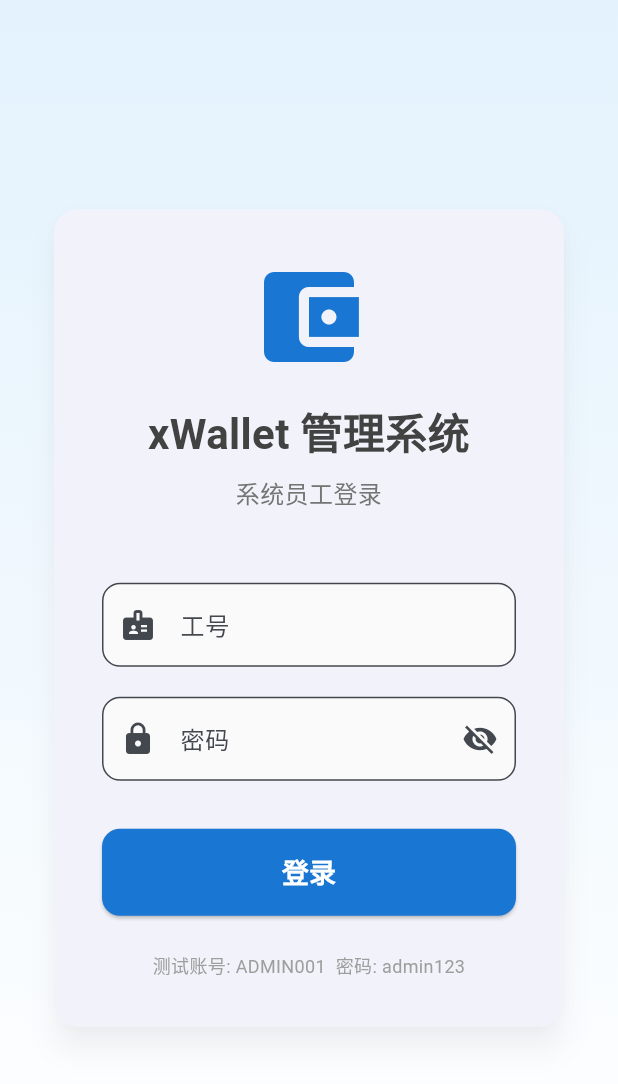
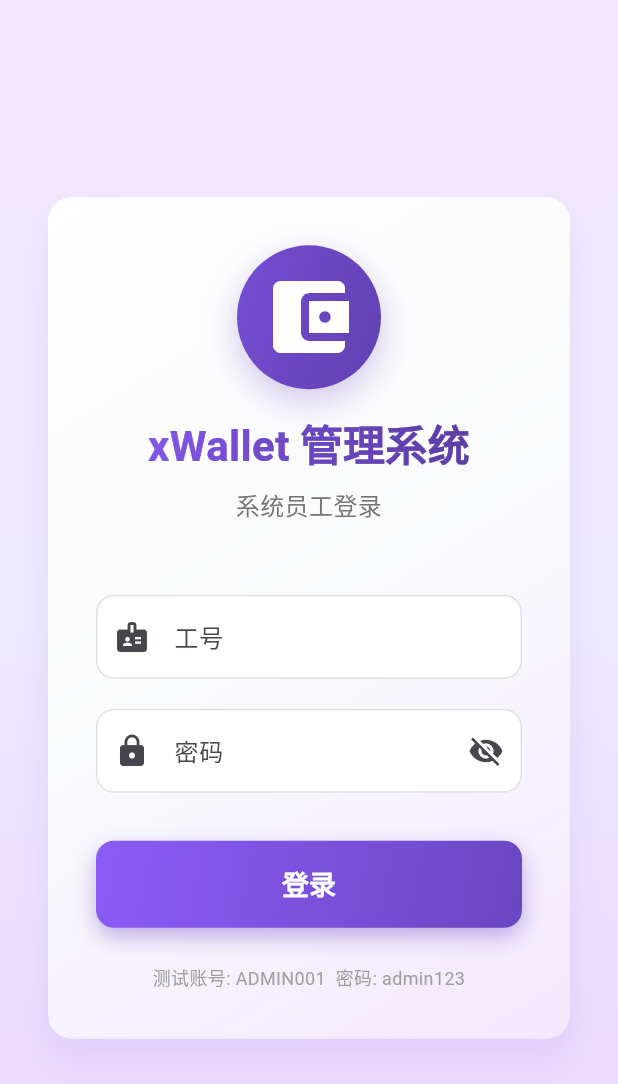
Before and after one commit to cqu903/xwallet, a Flutter app: the screen it shows after launch, on a phone screen of 412 x 824 dp. Shown: the top 1084 px of the screen. Run offline on Flutter 3.47's test engine with Material 3 defaults, Android fonts, the light colour scheme and no system bars; our stand-ins replace go_router, shared_preferences; accounts and stored records are empty.

Commit message:
feat: 将front项目风格设置为紫色渐变主题
- 创建专业的紫色渐变主题配置
- 更新登录页面使用紫色渐变背景和按钮
- 更新侧边栏使用紫色渐变背景
- 更新菜单项和UI组件使用紫色主题
- 更新仪表盘和用户管理页面使用紫色主题
- 整体风格大方专业，使用渐变色作为点缀

```diff
--- a/front/lib/layouts/main_layout.dart
+++ b/front/lib/layouts/main_layout.dart
@@ -1,6 +1,7 @@
 import 'package:flutter/material.dart';
 import 'package:provider/provider.dart';
 import '../providers/layout_provider.dart';
+import '../theme/app_theme.dart';
 import '../widgets/sidebar.dart';
 
 /// 主布局组件
@@ -41,7 +42,9 @@ class MainLayout extends StatelessWidget {
   /// 构建内容区域
   Widget _buildContentArea(BuildContext context, Widget child) {
     return Container(
-      color: Colors.grey.shade50,
+      decoration: const BoxDecoration(
+        gradient: AppTheme.lightGradient,
+      ),
       child: child,
     );
   }
--- a/front/lib/main.dart
+++ b/front/lib/main.dart
@@ -6,6 +6,7 @@ import 'providers/menu_provider.dart';
 import 'providers/user_provider.dart';
 import 'providers/role_provider.dart';
 import 'routes/app_router.dart';
+import 'theme/app_theme.dart';
 
 void main() {
   runApp(const MyApp());
@@ -27,13 +28,7 @@ class MyApp extends StatelessWidget {
       child: MaterialApp.router(
         title: 'xWallet 管理系统',
         debugShowCheckedModeBanner: false,
-        theme: ThemeData(
-          colorScheme: ColorScheme.fromSeed(
-            seedColor: Colors.blue,
-            primary: Colors.blue.shade700,
-          ),
-          useMaterial3: true,
-        ),
+        theme: AppTheme.getTheme(),
         routerConfig: appRouter,
       ),
     );
--- a/front/lib/screens/dashboard_screen.dart
+++ b/front/lib/screens/dashboard_screen.dart
@@ -1,6 +1,7 @@
 import 'package:flutter/material.dart';
 import 'package:provider/provider.dart';
 import '../providers/layout_provider.dart';
+import '../theme/app_theme.dart';
 
 /// 仪表盘页面
 /// 登录后的默认首页
@@ -42,7 +43,7 @@ class DashboardScreen extends StatelessWidget {
                     title: '总用户数',
                     value: '1,234',
                     icon: Icons.people,
-                    color: Colors.blue,
+                    color: AppTheme.primaryPurple,
                   ),
                   _DashboardCard(
                     title: '交易总额',
--- a/front/lib/screens/login_screen.dart
+++ b/front/lib/screens/login_screen.dart
@@ -1,6 +1,7 @@
 import 'package:flutter/material.dart';
 import 'package:provider/provider.dart';
 import '../providers/auth_provider.dart';
+import '../theme/app_theme.dart';
 
 /// 登录页面
 /// Web管理系统员工使用工号登录
@@ -50,26 +51,25 @@ class _LoginScreenState extends State<LoginScreen> {
   Widget build(BuildContext context) {
     return Scaffold(
       body: Container(
-        decoration: BoxDecoration(
-          gradient: LinearGradient(
-            begin: Alignment.topCenter,
-            end: Alignment.bottomCenter,
-            colors: [
-              Colors.blue.shade50,
-              Colors.white,
-            ],
-          ),
+        decoration: const BoxDecoration(
+          gradient: AppTheme.lightGradient,
         ),
         child: Center(
           child: SingleChildScrollView(
             padding: const EdgeInsets.symmetric(horizontal: 32.0),
             child: ConstrainedBox(
               constraints: const BoxConstraints(maxWidth: 400),
-              child: Card(
-                elevation: 8,
-                shadowColor: Colors.black26,
-                shape: RoundedRectangleBorder(
+              child: Container(
+                decoration: BoxDecoration(
+                  gradient: AppTheme.cardGradient,
                   borderRadius: BorderRadius.circular(16),
+                  boxShadow: [
+                    BoxShadow(
+                      color: AppTheme.primaryPurple.withOpacity(0.1),
+                      blurRadius: 20,
+                      offset: const Offset(0, 10),
+                    ),
+                  ],
                 ),
                 child: Padding(
                   padding: const EdgeInsets.all(32.0),
@@ -80,19 +80,38 @@ class _LoginScreenState extends State<LoginScreen> {
                       crossAxisAlignment: CrossAxisAlignment.stretch,
                       children: [
                         // Logo或标题
-                        Icon(
+                        Container(
+                          padding: const EdgeInsets.all(16),
+                          decoration: BoxDecoration(
+                            gradient: AppTheme.primaryGradient,
+                            shape: BoxShape.circle,
+                            boxShadow: [
+                              BoxShadow(
+                                color: AppTheme.primaryPurple.withOpacity(0.3),
+                                blurRadius: 20,
+                                offset: const Offset(0, 8),
+                              ),
+                            ],
+                          ),
+                          child: const Icon(
                             Icons.account_balance_wallet,
-                          size: 80,
-                          color: Colors.blue.shade700,
+                            size: 64,
+                            color: Colors.white,
+                          ),
                         ),
                         const SizedBox(height: 16),
-                        Text(
+                        ShaderMask(
+                          shaderCallback: (bounds) => AppTheme.primaryGradient.createShader(
+                            Rect.fromLTWH(0, 0, bounds.width, bounds.height),
+                          ),
+                          child: const Text(
                             'xWallet 管理系统',
                             textAlign: TextAlign.center,
                             style: TextStyle(
                               fontSize: 28,
                               fontWeight: FontWeight.bold,
-                            color: Colors.grey.shade800,
+                              color: Colors.white,
+                            ),
                           ),
                         ),
                         const SizedBox(height: 8),
@@ -117,7 +136,7 @@ class _LoginScreenState extends State<LoginScreen> {
                               borderRadius: BorderRadius.circular(12),
                             ),
                             filled: true,
-                            fillColor: Colors.grey.shade50,
+                            fillColor: Colors.white,
                           ),
                           keyboardType: TextInputType.text,
                           textInputAction: TextInputAction.next,
@@ -153,7 +172,7 @@ class _LoginScreenState extends State<LoginScreen> {
                               borderRadius: BorderRadius.circular(12),
                             ),
                             filled: true,
-                            fillColor: Colors.grey.shade50,
+                            fillColor: Colors.white,
                           ),
                           obscureText: _obscurePassword,
                           textInputAction: TextInputAction.done,
@@ -173,7 +192,23 @@ class _LoginScreenState extends State<LoginScreen> {
                         // 登录按钮
                         Consumer<AuthProvider>(
                           builder: (context, authProvider, child) {
-                            return ElevatedButton(
+                            return Container(
+                              decoration: BoxDecoration(
+                                gradient: authProvider.isLoggingIn
+                                    ? null
+                                    : AppTheme.buttonGradient,
+                                borderRadius: BorderRadius.circular(12),
+                                boxShadow: authProvider.isLoggingIn
+                                    ? null
+                                    : [
+                                        BoxShadow(
+                                          color: AppTheme.primaryPurple.withOpacity(0.4),
+                                          blurRadius: 12,
+                                          offset: const Offset(0, 6),
+                                        ),
+                                      ],
+                              ),
+                              child: ElevatedButton(
                                 onPressed: authProvider.isLoggingIn
                                     ? null
                                     : _handleLogin,
@@ -184,8 +219,11 @@ class _LoginScreenState extends State<LoginScreen> {
                                   shape: RoundedRectangleBorder(
                                     borderRadius: BorderRadius.circular(12),
                                   ),
-                                backgroundColor: Colors.blue.shade700,
+                                  backgroundColor: authProvider.isLoggingIn
+                                      ? Colors.grey.shade400
+                                      : Colors.transparent,
                                   foregroundColor: Colors.white,
+                                  elevation: 0,
                                 ),
                               child: authProvider.isLoggingIn
                                   ? const SizedBox(
@@ -203,6 +241,7 @@ class _LoginScreenState extends State<LoginScreen> {
                                       style: TextStyle(
                                         fontSize: 18,
                                         fontWeight: FontWeight.bold,
+                                      ),
                                     ),
                               ),
                             );
--- a/front/lib/screens/users_screen.dart
+++ b/front/lib/screens/users_screen.dart
@@ -4,6 +4,7 @@ import '../providers/layout_provider.dart';
 import '../providers/user_provider.dart';
 import '../providers/role_provider.dart';
 import '../models/user.dart' as model;
+import '../theme/app_theme.dart';
 import '../widgets/user_dialog.dart';
 import '../widgets/reset_password_dialog.dart';
 
@@ -82,7 +83,7 @@ class _UsersScreenState extends State<UsersScreen> {
           label: const Text('新增用户'),
           style: ElevatedButton.styleFrom(
             padding: const EdgeInsets.symmetric(horizontal: 24, vertical: 12),
-            backgroundColor: Colors.blue,
+            backgroundColor: AppTheme.primaryPurple,
             foregroundColor: Colors.white,
           ),
         ),
@@ -232,7 +233,7 @@ class _UsersScreenState extends State<UsersScreen> {
                       label: Text(role.roleName),
                       labelStyle: const TextStyle(fontSize: 12),
                       padding: const EdgeInsets.symmetric(horizontal: 4),
-                      backgroundColor: Colors.blue.shade50,
+                      backgroundColor: AppTheme.lightPurple.withOpacity(0.1),
                     ))
                 .toList(),
           ),
--- /dev/null
+++ b/front/lib/theme/app_theme.dart
@@ -0,0 +1,127 @@
+import 'package:flutter/material.dart';
+
+/// 应用主题配置
+/// 使用专业的紫色渐变风格
+class AppTheme {
+  // 紫色主色调
+  static const Color primaryPurple = Color(0xFF6B46C1); // 深紫色
+  static const Color lightPurple = Color(0xFF8B5CF6); // 亮紫色
+  static const Color darkPurple = Color(0xFF553C9A); // 更深紫色
+  static const Color accentPurple = Color(0xFFA78BFA); // 强调紫色
+
+  // 渐变色配置
+  static const LinearGradient primaryGradient = LinearGradient(
+    begin: Alignment.topLeft,
+    end: Alignment.bottomRight,
+    colors: [
+      Color(0xFF8B5CF6), // 亮紫色
+      Color(0xFF6B46C1), // 深紫色
+      Color(0xFF553C9A), // 更深紫色
+    ],
+  );
+
+  static const LinearGradient lightGradient = LinearGradient(
+    begin: Alignment.topCenter,
+    end: Alignment.bottomCenter,
+    colors: [
+      Color(0xFFF3E8FF), // 极浅紫色
+      Color(0xFFEDE9FE), // 浅紫色
+      Color(0xFFE9D5FF), // 稍深浅紫色
+    ],
+  );
+
+  static const LinearGradient cardGradient = LinearGradient(
+    begin: Alignment.topLeft,
+    end: Alignment.bottomRight,
+    colors: [
+      Color(0xFFFFFFFF),
+      Color(0xFFF9FAFB),
+      Color(0xFFF3E8FF),
+    ],
+  );
+
+  // 侧边栏渐变
+  static const LinearGradient sidebarGradient = LinearGradient(
+    begin: Alignment.topCenter,
+    end: Alignment.bottomCenter,
+    colors: [
+      Color(0xFF7C3AED), // 紫色
+      Color(0xFF6B46C1), // 深紫色
+    ],
+  );
+
+  // 按钮渐变
+  static const LinearGradient buttonGradient = LinearGradient(
+    begin: Alignment.topLeft,
+    end: Alignment.bottomRight,
+    colors: [
+      Color(0xFF8B5CF6),
+      Color(0xFF6B46C1),
+    ],
+  );
+
+  /// 获取应用主题
+  static ThemeData getTheme() {
+    return ThemeData(
+      useMaterial3: true,
+      colorScheme: ColorScheme.fromSeed(
+        seedColor: primaryPurple,
+        primary: primaryPurple,
+        secondary: accentPurple,
+        surface: Colors.white,
+        background: const Color(0xFFF9FAFB),
+        error: const Color(0xFFEF4444),
+        onPrimary: Colors.white,
+        onSecondary: Colors.white,
+        onSurface: const Color(0xFF1F2937),
+        onBackground: const Color(0xFF1F2937),
+        brightness: Brightness.light,
+      ),
+      scaffoldBackgroundColor: const Color(0xFFF9FAFB),
+      cardTheme: CardTheme(
+        elevation: 2,
+        shape: RoundedRectangleBorder(
+          borderRadius: BorderRadius.circular(16),
+        ),
+        color: Colors.white,
+      ),
+      elevatedButtonTheme: ElevatedButtonThemeData(
+        style: ElevatedButton.styleFrom(
+          elevation: 2,
+          padding: const EdgeInsets.symmetric(horizontal: 24, vertical: 16),
+          shape: RoundedRectangleBorder(
+            borderRadius: BorderRadius.circular(12),
+          ),
+          backgroundColor: primaryPurple,
+          foregroundColor: Colors.white,
+        ),
+      ),
+      inputDecorationTheme: InputDecorationTheme(
+        filled: true,
+        fillColor: Colors.white,
+        border: OutlineInputBorder(
+          borderRadius: BorderRadius.circular(12),
+          borderSide: BorderSide(color: Colors.grey.shade300),
+        ),
+        enabledBorder: OutlineInputBorder(
+          borderRadius: BorderRadius.circular(12),
+          borderSide: BorderSide(color: Colors.grey.shade300),
+        ),
+        focusedBorder: OutlineInputBorder(
+          borderRadius: BorderRadius.circular(12),
+          borderSide: const BorderSide(color: primaryPurple, width: 2),
+        ),
+        errorBorder: OutlineInputBorder(
+          borderRadius: BorderRadius.circular(12),
+          borderSide: const BorderSide(color: Color(0xFFEF4444)),
+        ),
+      ),
+      appBarTheme: const AppBarTheme(
+        elevation: 0,
+        backgroundColor: Colors.white,
+        foregroundColor: Color(0xFF1F2937),
+        centerTitle: true,
+      ),
+    );
+  }
+}
--- a/front/lib/widgets/user_dialog.dart
+++ b/front/lib/widgets/user_dialog.dart
@@ -4,6 +4,7 @@ import '../models/user.dart';
 import '../providers/user_provider.dart';
 import '../providers/role_provider.dart';
 import '../services/user_service.dart';
+import '../theme/app_theme.dart';
 
 /// 用户编辑弹窗
 /// 用于创建和编辑用户
@@ -190,8 +191,8 @@ class _UserDialogState extends State<UserDialog> {
                       }
                     });
                   },
-                  selectedColor: Colors.blue.shade100,
-                  checkmarkColor: Colors.blue,
+                  selectedColor: AppTheme.lightPurple.withOpacity(0.2),
+                  checkmarkColor: AppTheme.primaryPurple,
                 );
               }).toList(),
             ),
```
Also changed, not shown: app/pubspec.yaml (+14 -0 lines), front/lib/widgets/sidebar.dart (+35 -21 lines), front/lib/widgets/sidebar_item.dart (+22 -4 lines), app/pubspec.lock, 4 other files. Lines whose indentation alone changed are shown as unchanged.
